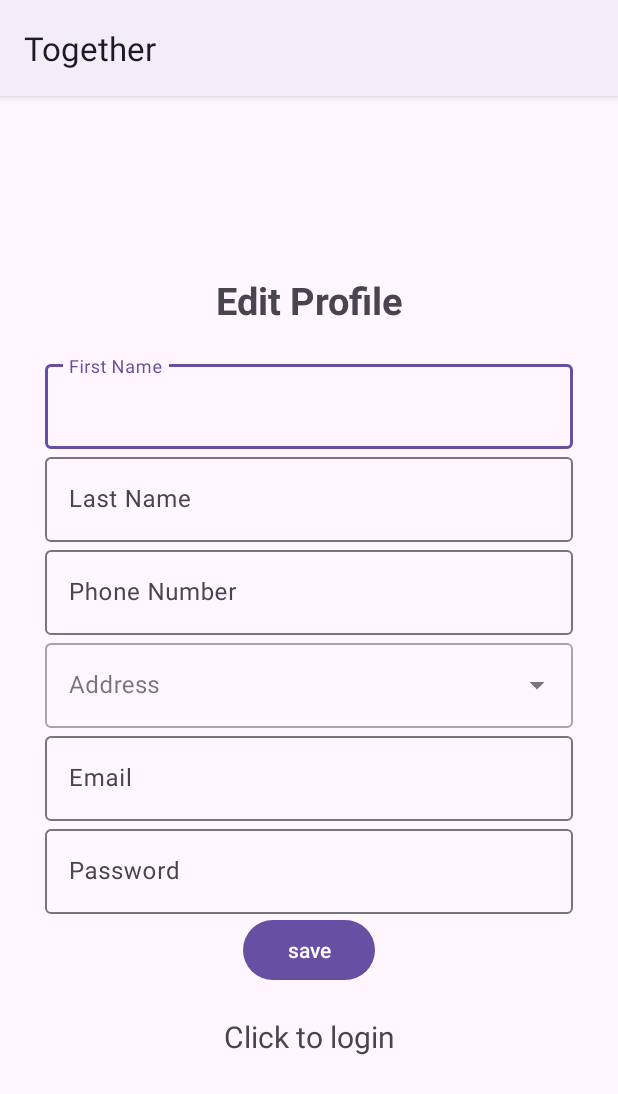
After one commit to ErgaDN/Together, an Android app: the clientEditProfile screen opened directly, with no data from a screen before it, on a phone screen of 412 x 824 dp. The commit adds this screen. Shown: the top 1094 px of the screen. Run offline under Robolectric (Android 15) with nearby library versions, the phone set to English and light mode, and no system bars; our stand-ins replace Firebase (no records; nobody signed in at launch, a user with empty details on screens opened directly).

Commit message:
working on edit profile

```diff
--- a/app/src/main/java/com/example/together/RegisterClient.java
+++ b/app/src/main/java/com/example/together/RegisterClient.java
@@ -27,7 +27,6 @@ import com.google.firebase.auth.FirebaseAuth;
 import com.google.firebase.auth.FirebaseUser;
 import com.google.firebase.firestore.DocumentReference;
 import com.google.firebase.firestore.FirebaseFirestore;
-import com.google.firebase.firestore.Query;
 
 import java.util.HashMap;
 import java.util.Map;
@@ -58,7 +57,7 @@ public class RegisterClient extends AppCompatActivity {
         // Check if user is signed in (non-null) and update UI accordingly.
         FirebaseUser currentUser = mAuth.getCurrentUser();
         if(currentUser != null){
-            Intent intent = new Intent(getApplicationContext(), client.class);
+            Intent intent = new Intent(getApplicationContext(), ClientProfile.class);
             startActivity(intent);
             finish();
         }
@@ -157,7 +156,7 @@ public class RegisterClient extends AppCompatActivity {
                                         public void onSuccess(Void unused) {
                                             Log.d(TAG, "Firestore data inserted successfully.");
                                             Log.d(TAG, "user created" + userID);
-                                            Intent intent = new Intent(getApplicationContext(), client.class); // TODO: change it to the view of client
+                                            Intent intent = new Intent(getApplicationContext(), ClientProfile.class); // TODO: change it to the view of client
                                             startActivity(intent);
                                             finish();
                                         }
--- /dev/null
+++ b/app/src/main/java/com/example/together/clientEditProfile.java
@@ -0,0 +1,111 @@
+package com.example.together;
+
+import androidx.appcompat.app.AppCompatActivity;
+
+import android.content.Intent;
+import android.os.Bundle;
+import android.view.View;
+import android.widget.Button;
+import android.widget.EditText;
+import android.widget.Toast;
+
+import com.google.firebase.database.DatabaseReference;
+import com.google.firebase.database.FirebaseDatabase;
+
+public class clientEditProfile extends AppCompatActivity {
+
+    EditText editFirstName, editLastName, editphone, editEmail, editPassword;
+    Button saveButton;
+    String firstNameUser, lastNameUser, phoneUser, emailUser, passwordUser,usernameUser;
+    DatabaseReference reference;
+    @Override
+    protected void onCreate(Bundle savedInstanceState) {
+        super.onCreate(savedInstanceState);
+        setContentView(R.layout.activity_client_edit_profile);
+
+//        reference = FirebaseDatabase.getInstance().getReference("clients");
+
+        editFirstName = findViewById(R.id.editFirstName);
+        editLastName = findViewById(R.id.editLastName);
+        editphone = findViewById(R.id.editPhoneNumber);
+        editEmail = findViewById(R.id.editEmail);
+        editPassword = findViewById(R.id.editPassword);
+        saveButton = findViewById(R.id.btn_save);
+
+        showData();
+
+        saveButton.setOnClickListener(new View.OnClickListener() {
+            @Override
+            public void onClick(View view) {
+                if (isFifstNameChanged() || isLastNameChanged() || isPhoneChanged()) {
+                    Toast.makeText(clientEditProfile.this, "Saved", Toast.LENGTH_SHORT).show();
+                } else {
+                    Toast.makeText(clientEditProfile.this, "No Changes Found", Toast.LENGTH_SHORT).show();
+                }
+            }
+        });
+    }
+
+    public boolean isFifstNameChanged(){
+        if (!firstNameUser.equals(editFirstName.getText().toString())){
+            reference.child(usernameUser).child("Firs Name").setValue(editFirstName.getText().toString());
+            firstNameUser = editFirstName.getText().toString();
+            return true;
+        } else{
+            return false;
+        }
+    }
+    public boolean isLastNameChanged(){
+        if (!lastNameUser.equals(editLastName.getText().toString())){
+            reference.child(usernameUser).child("Last Name").setValue(editLastName.getText().toString());
+            lastNameUser = editLastName.getText().toString();
+            return true;
+        } else{
+            return false;
+        }
+    }
+    public boolean isPhoneChanged(){
+        if (!phoneUser.equals(editphone.getText().toString())){
+            reference.child(usernameUser).child("Phone Number").setValue(editphone.getText().toString());
+            lastNameUser = editphone.getText().toString();
+            return true;
+        } else{
+            return false;
+        }
+    }
+//    public boolean isEmailChanged(){
+//        if (!emailUser.equals(editEmail.getText().toString())){
+//            reference.child(usernameUser).child("Email").setValue(editEmail.getText().toString());
+//            emailUser = editEmail.getText().toString();
+//            return true;
+//        } else{
+//            return false;
+//        }
+//    }
+
+//    public boolean isPasswordChanged(){
+//        if (!passwordUser.equals(editPassword.getText().toString())){
+//            reference.child(usernameUser).child("password").setValue(editPassword.getText().toString());
+//            passwordUser = editPassword.getText().toString();
+//            return true;
+//        } else{
+//            return false;
+//        }
+//    }
+
+    public void showData(){
+        Intent intent = getIntent();
+
+        firstNameUser = intent.getStringExtra("First Name");
+        lastNameUser = intent.getStringExtra("Last name");
+        phoneUser = intent.getStringExtra("Phone number");
+//        emailUser = intent.getStringExtra("Email");
+//        passwordUser = intent.getStringExtra("Password");
+
+        editFirstName.setText(firstNameUser);
+        editLastName.setText(lastNameUser);
+        editphone.setText(phoneUser);
+//        editEmail.setText(emailUser);
+//        editPassword.setText(passwordUser);
+    }
+}
--- /dev/null
+++ b/app/src/main/res/layout/activity_client_edit_profile.xml
@@ -0,0 +1,124 @@
+<?xml version="1.0" encoding="utf-8"?>
+<LinearLayout xmlns:android="http://schemas.android.com/apk/res/android"
+    xmlns:app="http://schemas.android.com/apk/res-auto"
+    xmlns:tools="http://schemas.android.com/tools"
+    android:layout_width="match_parent"
+    android:layout_height="match_parent"
+    android:gravity="center"
+    android:orientation="vertical"
+    android:padding="30dp"
+    tools:context=".clientEditProfile">
+
+    <TextView
+        android:layout_width="match_parent"
+        android:layout_height="wrap_content"
+        android:layout_marginBottom="20dp"
+        android:gravity="center"
+        android:text="@string/Edit_Profile"
+        android:textSize="25sp"
+        android:textStyle="bold" />
+
+    <com.google.android.material.textfield.TextInputLayout
+        android:layout_width="match_parent"
+        android:layout_height="wrap_content">
+
+        <com.google.android.material.textfield.TextInputEditText
+            android:id="@+id/editFirstName"
+            android:layout_width="match_parent"
+            android:layout_height="wrap_content"
+            android:hint="@string/first_name" />
+    </com.google.android.material.textfield.TextInputLayout>
+
+    <com.google.android.material.textfield.TextInputLayout
+        android:layout_width="match_parent"
+        android:layout_height="wrap_content">
+
+        <com.google.android.material.textfield.TextInputEditText
+            android:id="@+id/editLastName"
+            android:layout_width="match_parent"
+            android:layout_height="wrap_content"
+            android:hint="@string/last_name" />
+    </com.google.android.material.textfield.TextInputLayout>
+
+    <com.google.android.material.textfield.TextInputLayout
+        android:layout_width="match_parent"
+        android:layout_height="wrap_content">
+
+        <com.google.android.material.textfield.TextInputEditText
+            android:id="@+id/editPhoneNumber"
+            android:layout_width="match_parent"
+            android:layout_height="wrap_content"
+            android:hint="@string/phone_number" />
+    </com.google.android.material.textfield.TextInputLayout>
+
+    <com.google.android.material.textfield.TextInputLayout
+        android:layout_width="match_parent"
+        android:layout_height="wrap_content"
+        android:hint="@string/address"
+        style="@style/Widget.MaterialComponents.TextInputLayout.OutlinedBox.ExposedDropdownMenu">
+
+        <AutoCompleteTextView
+            android:id="@+id/select_address"
+            android:layout_width="match_parent"
+            android:layout_height="wrap_content"
+            android:inputType="none">
+        </AutoCompleteTextView>
+
+    </com.google.android.material.textfield.TextInputLayout>
+
+
+    <!--    <com.google.android.material.textfield.TextInputLayout-->
+    <!--        android:layout_width="match_parent"-->
+    <!--        android:layout_height="wrap_content">-->
+
+    <!--        <com.google.android.material.textfield.TextInputEditText-->
+    <!--            android:id="@+id/address"-->
+    <!--            android:layout_width="match_parent"-->
+    <!--            android:layout_height="wrap_content"-->
+    <!--            android:hint="@string/address" />-->
+    <!--    </com.google.android.material.textfield.TextInputLayout>-->
+
+    <com.google.android.material.textfield.TextInputLayout
+        android:layout_width="match_parent"
+        android:layout_height="wrap_content">
+
+        <com.google.android.material.textfield.TextInputEditText
+            android:id="@+id/editEmail"
+            android:layout_width="match_parent"
+            android:layout_height="wrap_content"
+            android:hint="@string/email" />
+    </com.google.android.material.textfield.TextInputLayout>
+
+    <com.google.android.material.textfield.TextInputLayout
+        android:layout_width="match_parent"
+        android:layout_height="wrap_content">
+
+        <com.google.android.material.textfield.TextInputEditText
+            android:id="@+id/editPassword"
+            android:layout_width="match_parent"
+            android:layout_height="wrap_content"
+            android:hint="@string/password" />
+    </com.google.android.material.textfield.TextInputLayout>
+
+    <ProgressBar
+        android:id="@+id/progressBar"
+        android:layout_width="wrap_content"
+        android:layout_height="wrap_content"
+        android:visibility="gone" />
+
+    <Button
+        android:id="@+id/btn_save"
+        android:layout_width="wrap_content"
+        android:layout_height="wrap_content"
+        android:text="@string/save" />
+
+    <TextView
+        android:id="@+id/loginNow"
+        android:layout_width="match_parent"
+        android:layout_height="wrap_content"
+        android:layout_marginTop="20dp"
+        android:gravity="center"
+        android:text="@string/click_to_login"
+        android:textSize="20sp" />
+
+</LinearLayout>
--- a/app/src/main/res/layout/activity_client.xml
+++ b/app/src/main/res/layout/activity_client_profile.xml
@@ -5,7 +5,7 @@
     xmlns:tools="http://schemas.android.com/tools"
     android:layout_width="match_parent"
     android:layout_height="match_parent"
-    tools:context=".client">
+    tools:context=".ClientProfile">
 
     <TextView
         android:layout_width="wrap_content"
--- a/app/src/main/res/values/strings.xml
+++ b/app/src/main/res/values/strings.xml
@@ -34,6 +34,8 @@
     <string name="Phone_Number">Phone Number</string>
     <string name="Address">Address</string>
     <string name="username">username</string>
+    <string name="Edit_Profile">Edit Profile</string>
+    <string name="save">save</string>
 
 
 </resources>
```
Also changed, not shown: app/src/main/AndroidManifest.xml (+12 -10 lines), app/src/main/java/com/example/together/ClientProfile.java (renamed from app/src/main/java/com/example/together/client.java, +65 -5 lines), app/src/main/java/com/example/together/Login.java (+1 -7 lines).
